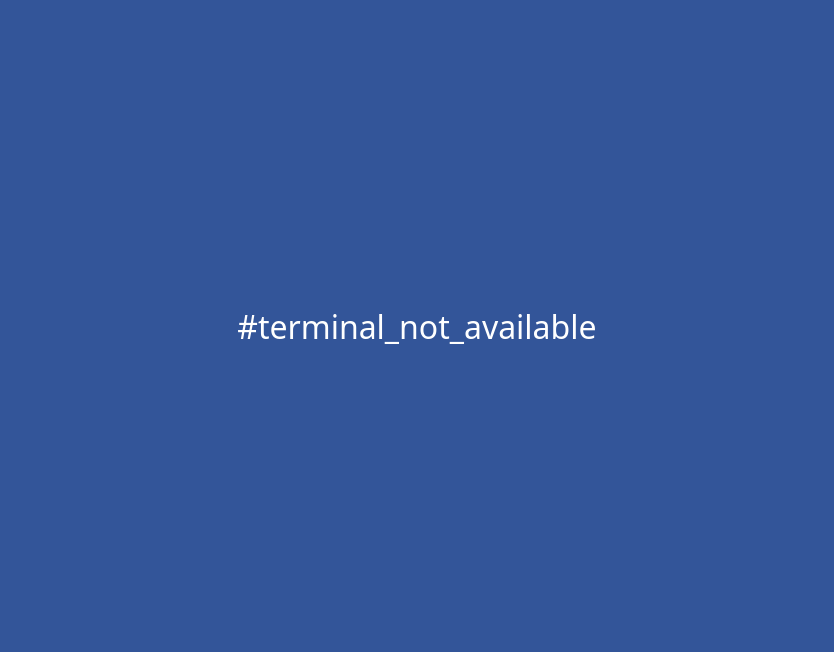
This is apps/WatchService/src/SplashScreen.ui in Ilkhom-S/e-kiosk as Qt 5 draws it before an edit. The edited form follows.
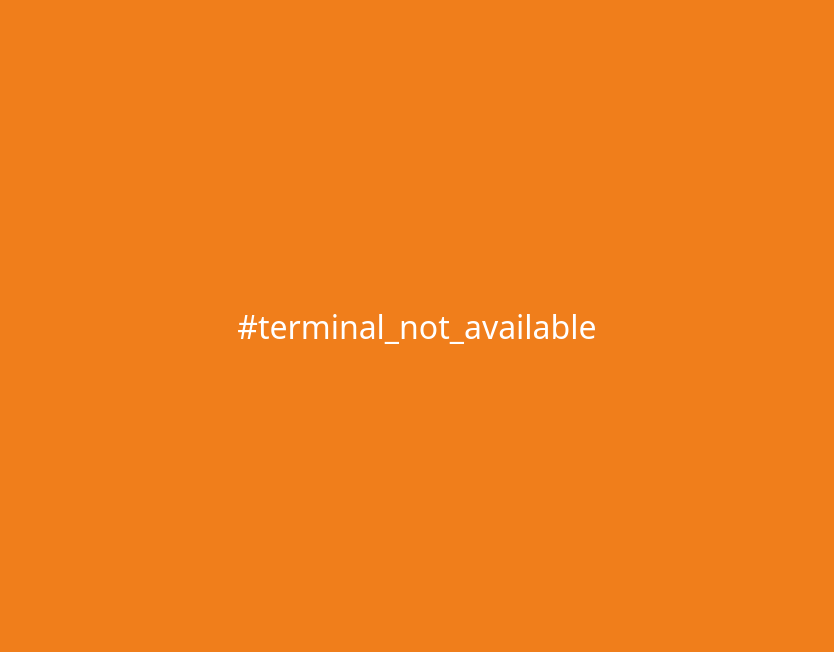
This is the edited form.

Commit message:
fix(ui): update background color to primary brand color
- Change SplashScreen background from #335599 to #f07e1b
- Match the primary brand color used in code
- Ensure consistent branding across UI and code

What changed in the file:
```diff
--- a/apps/WatchService/src/SplashScreen.ui
+++ b/apps/WatchService/src/SplashScreen.ui
@@ -21,7 +21,7 @@
   </property>
   <property name="styleSheet">
    <string notr="true">color: rgb(255, 255, 255);
-background-color: #335599;</string>
+        background-color: #f07e1b;</string>
   </property>
   <layout class="QVBoxLayout" name="verticalLayout">
    <item>
@@ -100,7 +100,7 @@
    </item>
   </layout>
  </widget>
- <layoutdefault spacing="6" margin="11"/>
+  <layoutdefault spacing="6" margin="11" />
  <resources>
   <include location="Resources.qrc"/>
  </resources>
```
Left out of the diff: 8 changed lines with no effect on the pictures. Lines whose indentation alone changed are shown as unchanged.
